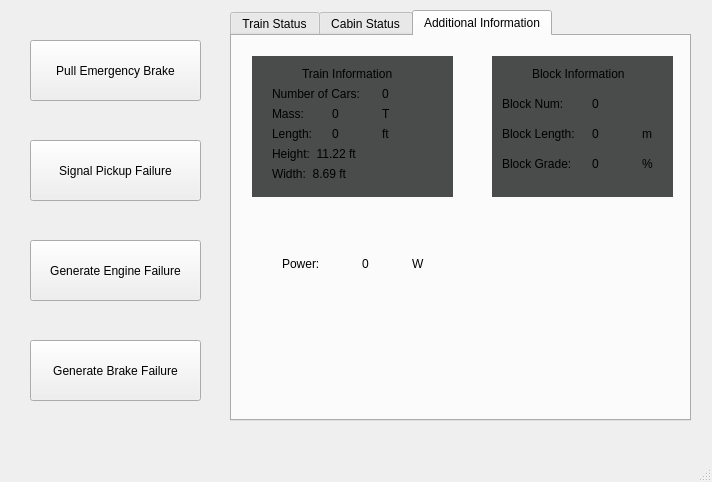
Qt form TrainModel/TrainModelUI.ui (marmysl/ece1140) before a commit.
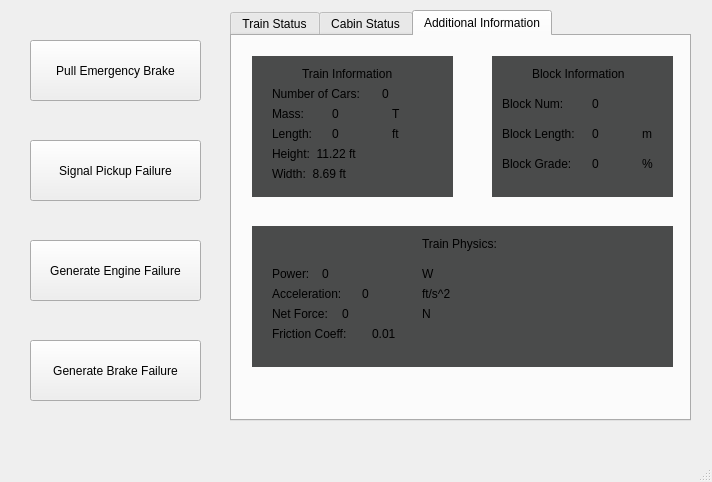
The same form after that commit. The open tabs and pages were chosen to show the change.

Commit message: friction and UI for calculations

What changed in the file:
```diff
--- a/TrainModel/TrainModelUI.ui
+++ b/TrainModel/TrainModelUI.ui
@@ -783,8 +783,8 @@
      <widget class="QLabel" name="label">
       <property name="geometry">
        <rect>
-        <x>50</x>
-        <y>220</y>
+        <x>40</x>
+        <y>230</y>
         <width>58</width>
         <height>16</height>
        </rect>
@@ -796,8 +796,8 @@
      <widget class="QLabel" name="powerLabel">
       <property name="geometry">
        <rect>
-        <x>130</x>
-        <y>220</y>
+        <x>90</x>
+        <y>230</y>
         <width>58</width>
         <height>16</height>
        </rect>
@@ -887,8 +887,8 @@
      <widget class="QLabel" name="label_11">
       <property name="geometry">
        <rect>
-        <x>180</x>
-        <y>220</y>
+        <x>190</x>
+        <y>230</y>
         <width>31</width>
         <height>16</height>
        </rect>
@@ -1075,7 +1075,7 @@
      <widget class="QLabel" name="label_35">
       <property name="geometry">
        <rect>
-        <x>150</x>
+        <x>160</x>
         <y>70</y>
         <width>31</width>
         <height>16</height>
@@ -1088,7 +1088,7 @@
      <widget class="QLabel" name="label_36">
       <property name="geometry">
        <rect>
-        <x>150</x>
+        <x>160</x>
         <y>90</y>
         <width>31</width>
         <height>16</height>
@@ -1098,6 +1098,110 @@
        <string>ft</string>
       </property>
      </widget>
+     <widget class="QLabel" name="label_37">
+      <property name="geometry">
+       <rect>
+        <x>190</x>
+        <y>200</y>
+        <width>101</width>
+        <height>16</height>
+       </rect>
+      </property>
+      <property name="text">
+       <string>Train Physics:</string>
+      </property>
+     </widget>
+     <widget class="QLabel" name="label_38">
+      <property name="geometry">
+       <rect>
+        <x>40</x>
+        <y>250</y>
+        <width>81</width>
+        <height>16</height>
+       </rect>
+      </property>
+      <property name="text">
+       <string>Acceleration:</string>
+      </property>
+     </widget>
+     <widget class="QLabel" name="label_39">
+      <property name="geometry">
+       <rect>
+        <x>40</x>
+        <y>270</y>
+        <width>81</width>
+        <height>16</height>
+       </rect>
+      </property>
+      <property name="text">
+       <string>Net Force:</string>
+      </property>
+     </widget>
+     <widget class="QLabel" name="label_40">
+      <property name="geometry">
+       <rect>
+        <x>40</x>
+        <y>290</y>
+        <width>91</width>
+        <height>16</height>
+       </rect>
+      </property>
+      <property name="text">
+       <string>Friction Coeff:</string>
+      </property>
+     </widget>
+     <widget class="QLabel" name="label_41">
+      <property name="geometry">
+       <rect>
+        <x>140</x>
+        <y>290</y>
+        <width>91</width>
+        <height>16</height>
+       </rect>
+      </property>
+      <property name="text">
+       <string>0.01</string>
+      </property>
+     </widget>
+     <widget class="QLabel" name="accelLabel">
+      <property name="geometry">
+       <rect>
+        <x>130</x>
+        <y>250</y>
+        <width>58</width>
+        <height>16</height>
+       </rect>
+      </property>
+      <property name="text">
+       <string>0</string>
+      </property>
+     </widget>
+     <widget class="QLabel" name="forceLabel">
+      <property name="geometry">
+       <rect>
+        <x>110</x>
+        <y>270</y>
+        <width>58</width>
+        <height>16</height>
+       </rect>
+      </property>
+      <property name="text">
+       <string>0</string>
+      </property>
+     </widget>
+     <widget class="QLabel" name="label_42">
+      <property name="geometry">
+       <rect>
+        <x>190</x>
+        <y>250</y>
+        <width>41</width>
+        <height>16</height>
+       </rect>
+      </property>
+      <property name="text">
+       <string>ft/s^2</string>
+      </property>
+     </widget>
      <widget class="QMdiArea" name="mdiArea_8">
       <property name="geometry">
        <rect>
@@ -1117,6 +1221,39 @@
        </brush>
       </property>
      </widget>
+     <widget class="QLabel" name="label_43">
+      <property name="geometry">
+       <rect>
+        <x>190</x>
+        <y>270</y>
+        <width>31</width>
+        <height>16</height>
+       </rect>
+      </property>
+      <property name="text">
+       <string>N</string>
+      </property>
+     </widget>
+     <widget class="QMdiArea" name="mdiArea_9">
+      <property name="geometry">
+       <rect>
+        <x>20</x>
+        <y>190</y>
+        <width>421</width>
+        <height>141</height>
+       </rect>
+      </property>
+      <property name="background">
+       <brush brushstyle="SolidPattern">
+        <color alpha="255">
+         <red>74</red>
+         <green>75</green>
+         <blue>75</blue>
+        </color>
+       </brush>
+      </property>
+     </widget>
+     <zorder>mdiArea_9</zorder>
      <zorder>mdiArea_8</zorder>
      <zorder>mdiArea_7</zorder>
      <zorder>label</zorder>
@@ -1142,6 +1279,15 @@
      <zorder>lengthLabel</zorder>
      <zorder>label_35</zorder>
      <zorder>label_36</zorder>
+     <zorder>label_37</zorder>
+     <zorder>label_38</zorder>
+     <zorder>label_39</zorder>
+     <zorder>label_40</zorder>
+     <zorder>label_41</zorder>
+     <zorder>accelLabel</zorder>
+     <zorder>forceLabel</zorder>
+     <zorder>label_42</zorder>
+     <zorder>label_43</zorder>
     </widget>
    </widget>
   </widget>
```
The commit also changes 4 other files.
